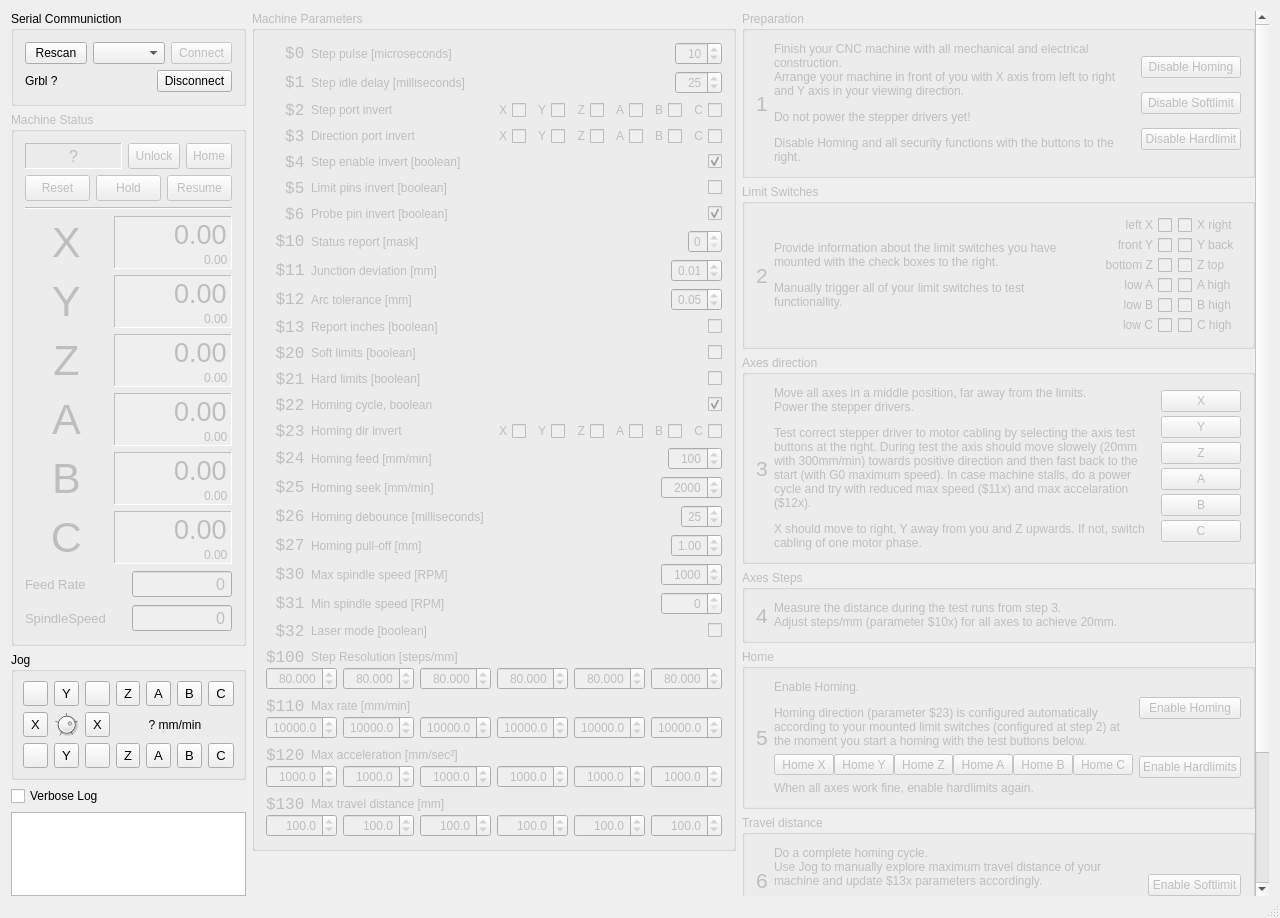
This is source/EasyGrblSetup.ui in EtlamGit/EasyGrblSetup as Qt 5 draws it before an edit. The edited form follows.
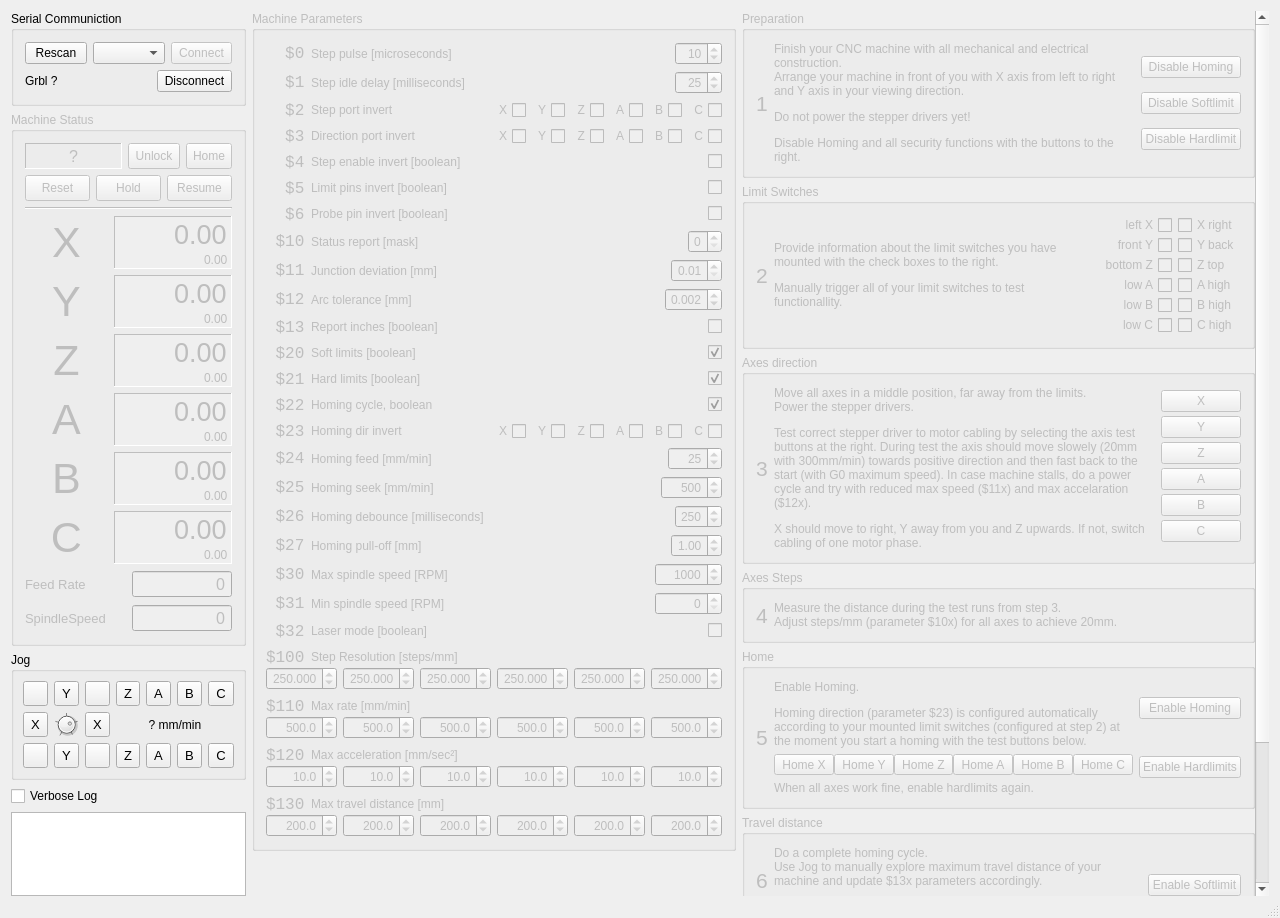
This is the edited form. Custom widgets are drawn as their Qt base class.

Commit message:
change init values based on Grbl defaults
All spin boxes should be initialized with Grbl default values.
+ extend length of fields for Arc tolerance, Homing debounce, Max
Spindle Speed
+ detailed description for step 7

The edit to the form file:
```diff
--- a/source/EasyGrblSetup.ui
+++ b/source/EasyGrblSetup.ui
@@ -1882,7 +1882,7 @@
               <string/>
              </property>
              <property name="checked">
-              <bool>true</bool>
+              <bool>false</bool>
              </property>
             </widget>
            </item>
@@ -1977,7 +1977,7 @@
               <string/>
              </property>
              <property name="checked">
-              <bool>true</bool>
+              <bool>false</bool>
              </property>
             </widget>
            </item>
@@ -2074,8 +2074,17 @@
              <property name="alignment">
               <set>Qt::AlignRight|Qt::AlignTrailing|Qt::AlignVCenter</set>
              </property>
+             <property name="decimals">
+              <number>2</number>
+             </property>
+             <property name="minimum">
+              <double>0.010000000000000</double>
+             </property>
              <property name="maximum">
-              <double>0.990000000000000</double>
+              <double>0.100000000000000</double>
+             </property>
+             <property name="singleStep">
+              <double>0.010000000000000</double>
              </property>
              <property name="value">
               <double>0.010000000000000</double>
@@ -2126,11 +2135,20 @@
              <property name="alignment">
               <set>Qt::AlignRight|Qt::AlignTrailing|Qt::AlignVCenter</set>
              </property>
+             <property name="decimals">
+              <number>3</number>
+             </property>
+             <property name="minimum">
+              <double>0.001000000000000</double>
+             </property>
              <property name="maximum">
-              <double>0.990000000000000</double>
+              <double>0.100000000000000</double>
+             </property>
+             <property name="singleStep">
+              <double>0.001000000000000</double>
              </property>
              <property name="value">
-              <double>0.050000000000000</double>
+              <double>0.002000000000000</double>
              </property>
             </widget>
            </item>
@@ -2224,6 +2242,9 @@
              <property name="text">
               <string/>
              </property>
+             <property name="checked">
+              <bool>true</bool>
+             </property>
             </widget>
            </item>
           </layout>
@@ -2270,6 +2291,9 @@
              <property name="text">
               <string/>
              </property>
+             <property name="checked">
+              <bool>true</bool>
+             </property>
             </widget>
            </item>
           </layout>
@@ -2471,7 +2495,7 @@
               <number>1000</number>
              </property>
              <property name="value">
-              <number>100</number>
+              <number>25</number>
              </property>
             </widget>
            </item>
@@ -2525,8 +2549,11 @@
              <property name="maximum">
               <number>10000</number>
              </property>
+             <property name="singleStep">
+              <number>10</number>
+             </property>
              <property name="value">
-              <number>2000</number>
+              <number>500</number>
              </property>
             </widget>
            </item>
@@ -2577,8 +2604,11 @@
              <property name="minimum">
               <number>1</number>
              </property>
+             <property name="maximum">
+              <number>500</number>
+             </property>
              <property name="value">
-              <number>25</number>
+              <number>250</number>
              </property>
             </widget>
            </item>
@@ -2685,7 +2715,10 @@
               <set>Qt::AlignRight|Qt::AlignTrailing|Qt::AlignVCenter</set>
              </property>
              <property name="maximum">
-              <number>10000</number>
+              <number>100000</number>
+             </property>
+             <property name="singleStep">
+              <number>100</number>
              </property>
              <property name="value">
               <number>1000</number>
@@ -2737,7 +2770,10 @@
               <set>Qt::AlignRight|Qt::AlignTrailing|Qt::AlignVCenter</set>
              </property>
              <property name="maximum">
-              <number>10000</number>
+              <number>100000</number>
+             </property>
+             <property name="singleStep">
+              <number>100</number>
              </property>
             </widget>
            </item>
@@ -2850,7 +2886,7 @@
                 <double>999.999000000000024</double>
                </property>
                <property name="value">
-                <double>80.000000000000000</double>
+                <double>250.000000000000000</double>
                </property>
               </widget>
              </item>
@@ -2869,7 +2905,7 @@
                 <double>999.999000000000024</double>
                </property>
                <property name="value">
-                <double>80.000000000000000</double>
+                <double>250.000000000000000</double>
                </property>
               </widget>
              </item>
@@ -2888,7 +2924,7 @@
                 <double>999.999000000000024</double>
                </property>
                <property name="value">
-                <double>80.000000000000000</double>
+                <double>250.000000000000000</double>
                </property>
               </widget>
              </item>
@@ -2907,7 +2943,7 @@
                 <double>999.999000000000024</double>
                </property>
                <property name="value">
-                <double>80.000000000000000</double>
+                <double>250.000000000000000</double>
                </property>
               </widget>
              </item>
@@ -2926,7 +2962,7 @@
                 <double>999.999000000000024</double>
                </property>
                <property name="value">
-                <double>80.000000000000000</double>
+                <double>250.000000000000000</double>
                </property>
               </widget>
              </item>
@@ -2945,7 +2981,7 @@
                 <double>999.999000000000024</double>
                </property>
                <property name="value">
-                <double>80.000000000000000</double>
+                <double>250.000000000000000</double>
                </property>
               </widget>
              </item>
@@ -3017,7 +3053,7 @@
                 <double>1.000000000000000</double>
                </property>
                <property name="value">
-                <double>10000.000000000000000</double>
+                <double>500.000000000000000</double>
                </property>
               </widget>
              </item>
@@ -3039,7 +3075,7 @@
                 <double>1.000000000000000</double>
                </property>
                <property name="value">
-                <double>10000.000000000000000</double>
+                <double>500.000000000000000</double>
                </property>
               </widget>
              </item>
@@ -3061,7 +3097,7 @@
                 <double>1.000000000000000</double>
                </property>
                <property name="value">
-                <double>10000.000000000000000</double>
+                <double>500.000000000000000</double>
                </property>
               </widget>
              </item>
@@ -3083,7 +3119,7 @@
                 <double>1.000000000000000</double>
                </property>
                <property name="value">
-                <double>10000.000000000000000</double>
+                <double>500.000000000000000</double>
                </property>
               </widget>
              </item>
@@ -3105,7 +3141,7 @@
                 <double>1.000000000000000</double>
                </property>
                <property name="value">
-                <double>10000.000000000000000</double>
+                <double>500.000000000000000</double>
                </property>
               </widget>
              </item>
@@ -3127,7 +3163,7 @@
                 <double>1.000000000000000</double>
                </property>
                <property name="value">
-                <double>10000.000000000000000</double>
+                <double>500.000000000000000</double>
                </property>
               </widget>
              </item>
@@ -3196,7 +3232,7 @@
                 <double>99999.000000000000000</double>
                </property>
                <property name="value">
-                <double>1000.000000000000000</double>
+                <double>10.000000000000000</double>
                </property>
               </widget>
              </item>
@@ -3215,7 +3251,7 @@
                 <double>99999.000000000000000</double>
                </property>
                <property name="value">
-                <double>1000.000000000000000</double>
+                <double>10.000000000000000</double>
                </property>
               </widget>
              </item>
@@ -3234,7 +3270,7 @@
                 <double>99999.000000000000000</double>
                </property>
                <property name="value">
-                <double>1000.000000000000000</double>
+                <double>10.000000000000000</double>
                </property>
               </widget>
              </item>
@@ -3253,7 +3289,7 @@
                 <double>99999.000000000000000</double>
                </property>
                <property name="value">
-                <double>1000.000000000000000</double>
+                <double>10.000000000000000</double>
                </property>
               </widget>
              </item>
@@ -3272,7 +3308,7 @@
                 <double>99999.000000000000000</double>
                </property>
                <property name="value">
-                <double>1000.000000000000000</double>
+                <double>10.000000000000000</double>
                </property>
               </widget>
              </item>
@@ -3291,7 +3327,7 @@
                 <double>99999.000000000000000</double>
                </property>
                <property name="value">
-                <double>1000.000000000000000</double>
+                <double>10.000000000000000</double>
                </property>
               </widget>
              </item>
@@ -3360,7 +3396,7 @@
                 <double>10000.000000000000000</double>
                </property>
                <property name="value">
-                <double>100.000000000000000</double>
+                <double>200.000000000000000</double>
                </property>
               </widget>
              </item>
@@ -3379,7 +3415,7 @@
                 <double>10000.000000000000000</double>
                </property>
                <property name="value">
-                <double>100.000000000000000</double>
+                <double>200.000000000000000</double>
                </property>
               </widget>
              </item>
@@ -3398,7 +3434,7 @@
                 <double>10000.000000000000000</double>
                </property>
                <property name="value">
-                <double>100.000000000000000</double>
+                <double>200.000000000000000</double>
                </property>
               </widget>
              </item>
@@ -3417,7 +3453,7 @@
                 <double>10000.000000000000000</double>
                </property>
                <property name="value">
-                <double>100.000000000000000</double>
+                <double>200.000000000000000</double>
                </property>
               </widget>
              </item>
@@ -3436,7 +3472,7 @@
                 <double>10000.000000000000000</double>
                </property>
                <property name="value">
-                <double>100.000000000000000</double>
+                <double>200.000000000000000</double>
                </property>
               </widget>
              </item>
@@ -3455,7 +3491,7 @@
                 <double>10000.000000000000000</double>
                </property>
                <property name="value">
-                <double>100.000000000000000</double>
+                <double>200.000000000000000</double>
                </property>
               </widget>
              </item>
@@ -4251,7 +4287,7 @@
                 </sizepolicy>
                </property>
                <property name="text">
-                <string>Find the rate with problems and adjust $11x and $12x to about 90% of that.</string>
+                <string>Find the highest rate without problems and adjust $11x and $12x to about 80-90% of that.</string>
                </property>
                <property name="wordWrap">
                 <bool>true</bool>
```
